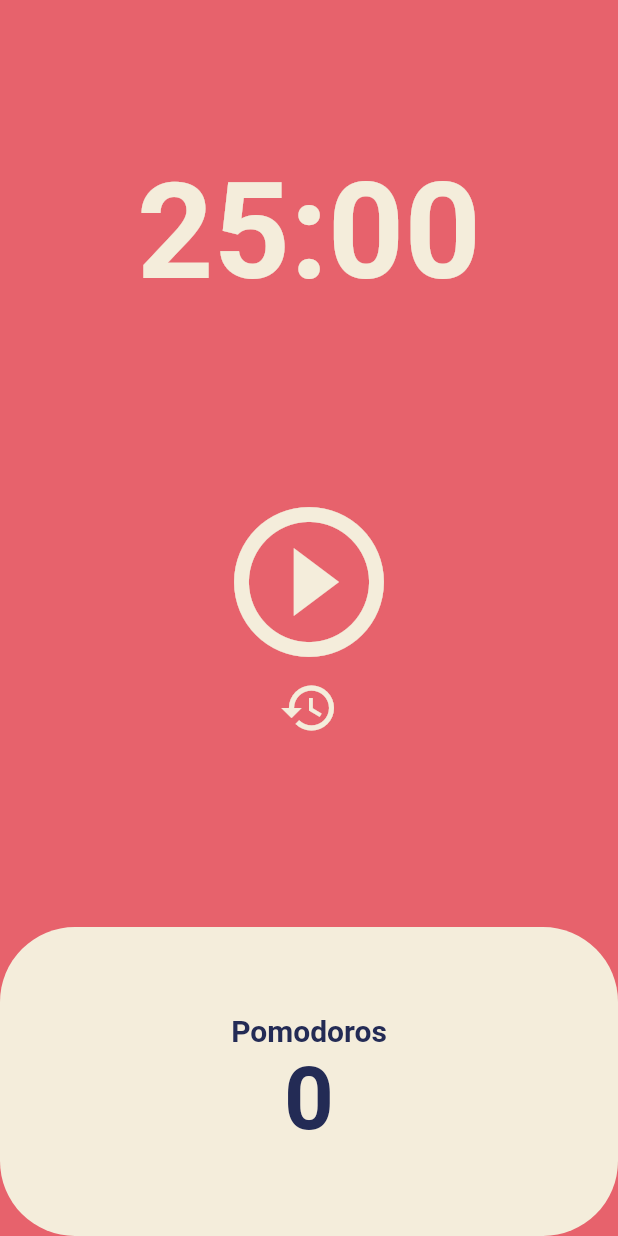
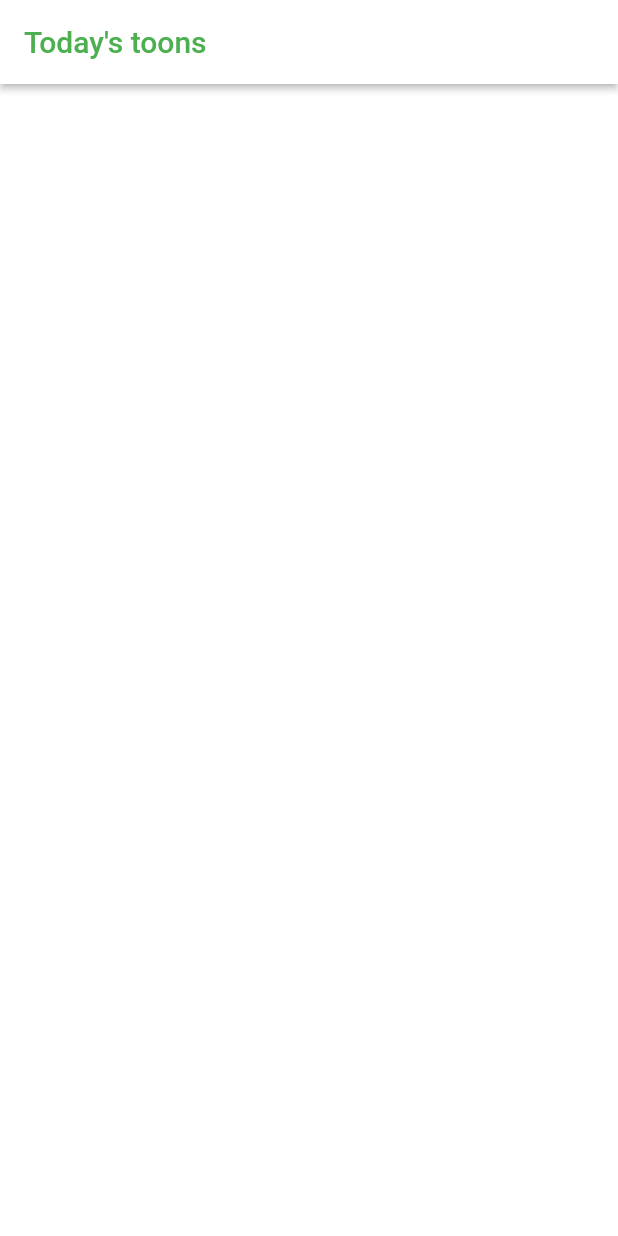
Before and after one commit to KoJaem/flutter-study, a Flutter app: the screen it shows after launch, on a phone screen of 412 x 824 dp. Run offline on Flutter 3.47's test engine with Material 2 defaults, Android fonts, the phone set to English and light mode, and no system bars.

Commit message:
feat : AppBar 공부

```diff
--- a/lib/main.dart
+++ b/lib/main.dart
@@ -1,28 +1,15 @@
 import 'package:flutter/material.dart';
-import 'package:toonflix/screen/home_screen.dart';
+import 'package:toonflix/screens/toonflix/home_screen.dart';
 
 void main() {
-  runApp(const MyApp());
+  runApp(const App());
 }
 
-class MyApp extends StatelessWidget {
-  const MyApp({super.key});
+class App extends StatelessWidget {
+  const App({super.key});
 
   @override
   Widget build(BuildContext context) {
-    return MaterialApp(
-      theme: ThemeData(
-        colorScheme: ColorScheme.fromSwatch(
-          backgroundColor: const Color(0xFFE7626C),
-        ),
-        textTheme: const TextTheme(
-          displayLarge: TextStyle(
-            color: Color(0xFF232B55),
-          ),
-        ),
-        cardColor: const Color(0xFFF4EDDB),
-      ),
-      home: const HomeScreen(),
-    );
+    return const MaterialApp(home: HomeScreen());
   }
 }
--- a/lib/pomodoros.dart
+++ b/lib/pomodoros.dart
@@ -1,5 +1,5 @@
 import 'package:flutter/material.dart';
-import 'package:toonflix/screen/home_screen.dart';
+import 'package:toonflix/screens/pomodoros/home_screen.dart';
 
 void main() {
   runApp(const MyApp());
--- /dev/null
+++ b/lib/screens/toonflix/home_screen.dart
@@ -0,0 +1,20 @@
+import 'package:flutter/material.dart';
+
+class HomeScreen extends StatelessWidget {
+  const HomeScreen({super.key});
+
+  @override
+  Widget build(BuildContext context) {
+    return Scaffold(
+      backgroundColor: Colors.white,
+      appBar: AppBar(
+        foregroundColor: Colors.green, // title 텍스트 컬러
+        backgroundColor: Colors.white,
+        elevation: 2, // title box 그림자 처리
+        title: const Text(
+          "Today's toons",
+        ),
+      ),
+    );
+  }
+}
```
Also changed, not shown: lib/screens/pomodoros/home_screen.dart (renamed from lib/screen/home_screen.dart), 1 other file.
